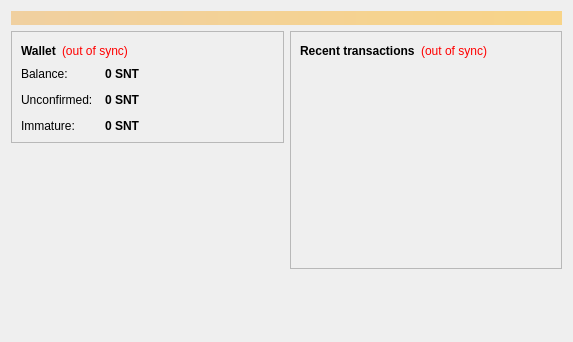
First picture: the form in src/qt/forms/overviewpage.ui, repository saintcoin/litecoin, before the edit.
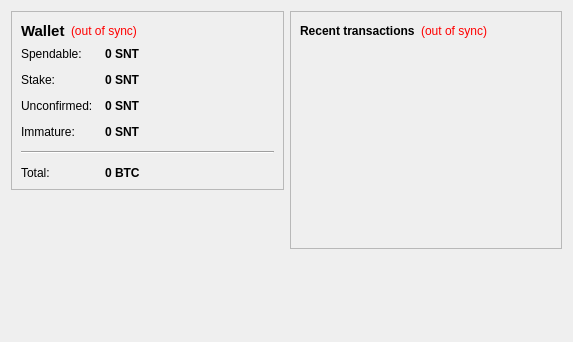
Second picture: the form after the edit.

Patch:
```diff
--- a/src/qt/forms/overviewpage.ui
+++ b/src/qt/forms/overviewpage.ui
@@ -13,24 +13,6 @@
   <property name="windowTitle">
    <string>Form</string>
   </property>
-  <layout class="QVBoxLayout" name="topLayout">
-   <item>
-    <widget class="QLabel" name="labelAlerts">
-     <property name="visible">
-      <bool>false</bool>
-     </property>
-     <property name="styleSheet">
-      <string notr="true">background-color: qlineargradient(x1: 0, y1: 0, x2: 1, y2: 0, stop:0 #F0D0A0, stop:1 #F8D488); color:#000000;</string>
-     </property>
-     <property name="wordWrap">
-      <bool>true</bool>
-     </property>
-     <property name="margin">
-      <number>3</number>
-     </property>
-    </widget>
-   </item>
-   <item>
     <layout class="QHBoxLayout" name="horizontalLayout" stretch="1,1">
      <item>
       <layout class="QVBoxLayout" name="verticalLayout_2">
@@ -49,6 +31,7 @@
              <widget class="QLabel" name="label_5">
               <property name="font">
                <font>
+              <pointsize>11</pointsize>
                 <weight>75</weight>
                 <bold>true</bold>
                </font>
@@ -103,7 +86,7 @@
             <item row="0" column="0">
              <widget class="QLabel" name="label">
               <property name="text">
-               <string>Balance:</string>
+             <string>Spendable:</string>
               </property>
              </widget>
             </item>
@@ -119,7 +102,7 @@
                <cursorShape>IBeamCursor</cursorShape>
               </property>
               <property name="toolTip">
-               <string>Your current balance</string>
+             <string>Your current spendable balance</string>
               </property>
               <property name="text">
                <string notr="true">0 SNT</string>
@@ -130,13 +113,42 @@
              </widget>
             </item>
             <item row="1" column="0">
+           <widget class="QLabel" name="label_6">
+            <property name="text">
+             <string>Stake:</string>
+            </property>
+           </widget>
+          </item>
+          <item row="1" column="1">
+           <widget class="QLabel" name="labelStake">
+            <property name="font">
+             <font>
+              <weight>75</weight>
+              <bold>true</bold>
+             </font>
+            </property>
+            <property name="cursor">
+             <cursorShape>IBeamCursor</cursorShape>
+            </property>
+            <property name="toolTip">
+             <string>Total of coins that was staked, and do not yet count toward the current balance</string>
+            </property>
+            <property name="text">
+             <string notr="true">0 SNT</string>
+            </property>
+            <property name="textInteractionFlags">
+             <set>Qt::LinksAccessibleByMouse|Qt::TextSelectableByKeyboard|Qt::TextSelectableByMouse</set>
+            </property>
+           </widget>
+          </item>
+          <item row="2" column="0">
              <widget class="QLabel" name="label_3">
               <property name="text">
                <string>Unconfirmed:</string>
               </property>
              </widget>
             </item>
-            <item row="1" column="1">
+          <item row="2" column="1">
              <widget class="QLabel" name="labelUnconfirmed">
               <property name="font">
                <font>
@@ -158,14 +170,14 @@
               </property>
              </widget>
             </item>
-            <item row="2" column="0">
+          <item row="3" column="0">
              <widget class="QLabel" name="labelImmatureText">
               <property name="text">
                <string>Immature:</string>
               </property>
              </widget>
             </item>
-            <item row="2" column="1">
+          <item row="3" column="1">
              <widget class="QLabel" name="labelImmature">
               <property name="font">
                <font>
@@ -184,6 +196,42 @@
               </property>
              </widget>
             </item>
+          <item row="4" column="0" colspan="2">
+           <widget class="Line" name="line">
+            <property name="orientation">
+             <enum>Qt::Horizontal</enum>
+            </property>
+           </widget>
+          </item>
+          <item row="5" column="0">
+           <widget class="QLabel" name="labelTotalText">
+            <property name="text">
+             <string>Total:</string>
+            </property>
+           </widget>
+          </item>
+          <item row="5" column="1">
+           <widget class="QLabel" name="labelTotal">
+            <property name="font">
+             <font>
+              <weight>75</weight>
+              <bold>true</bold>
+             </font>
+            </property>
+            <property name="cursor">
+             <cursorShape>IBeamCursor</cursorShape>
+            </property>
+            <property name="toolTip">
+             <string>Your current total balance</string>
+            </property>
+            <property name="text">
+             <string notr="true">0 BTC</string>
+            </property>
+            <property name="textInteractionFlags">
+             <set>Qt::LinksAccessibleByMouse|Qt::TextSelectableByKeyboard|Qt::TextSelectableByMouse</set>
+            </property>
+           </widget>
+          </item>
            </layout>
           </item>
          </layout>
@@ -289,8 +337,6 @@
           </size>
          </property>
         </spacer>
-       </item>
-      </layout>
      </item>
     </layout>
    </item>
```
Lines whose indentation alone changed are shown as unchanged.
